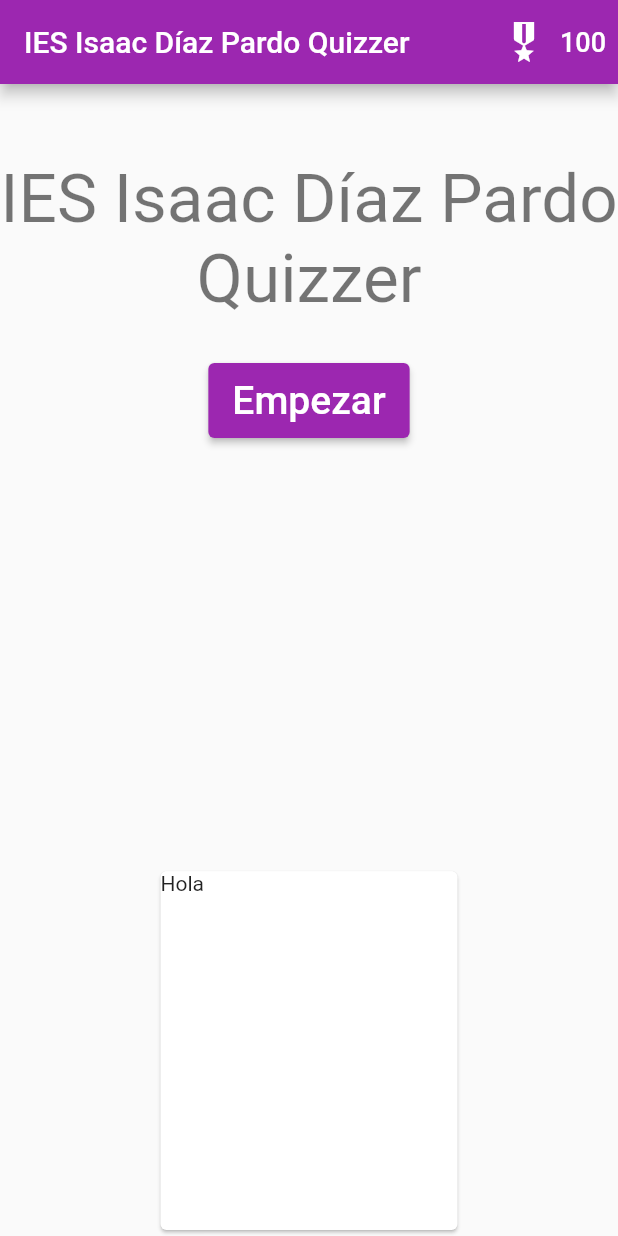
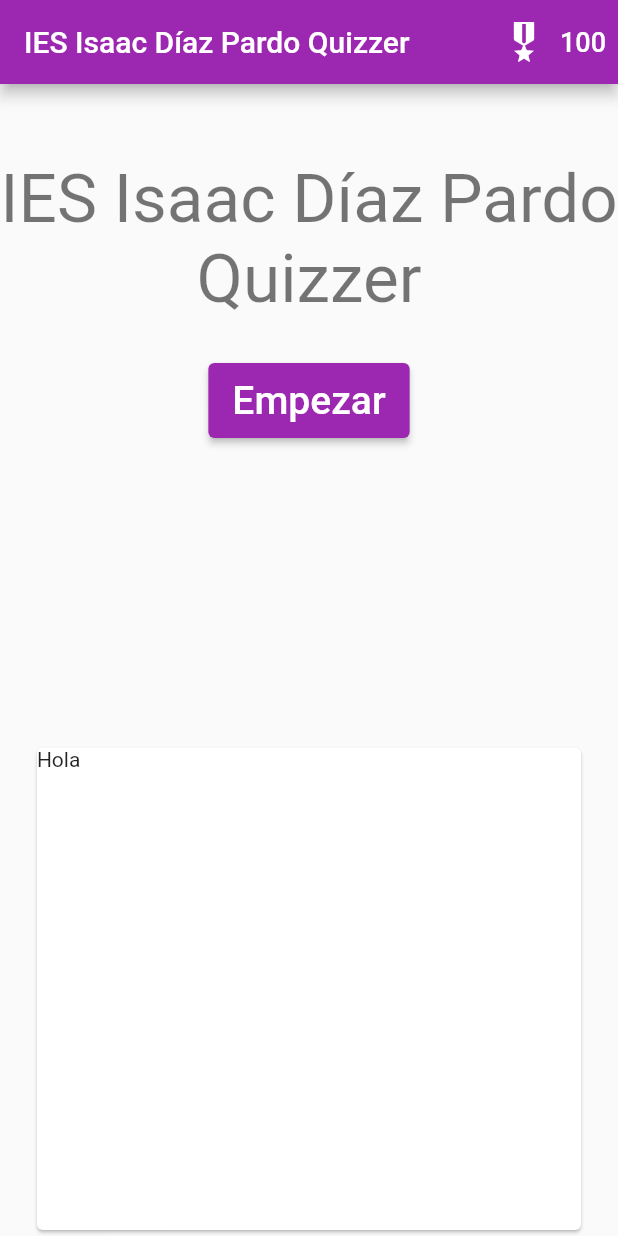
Before and after one commit to brieves/IES-Isaac-Diaz-Pardo-Quizzer, a Flutter app: the screen it shows after launch, on a phone screen of 412 x 824 dp. Run offline on Flutter 3.47's test engine with Material 2 defaults, Android fonts, the phone set to English and light mode, and no system bars; our stand-ins replace cloud_firestore, firebase_core; accounts and stored records are empty.

Commit message:
Update points.dart

```diff
--- a/lib/widgets/points.dart
+++ b/lib/widgets/points.dart
@@ -9,8 +9,8 @@
     return Column(
       children: [
         SizedBox(
-          height: MediaQuery.of(context).size.height * 0.3,
-          width: MediaQuery.of(context).size.width * 0.5,
+          height: MediaQuery.of(context).size.height * 0.4,
+          width: MediaQuery.of(context).size.width * 0.9,
           child: Card(
             clipBehavior: Clip.antiAlias,
             child: Table(
```
